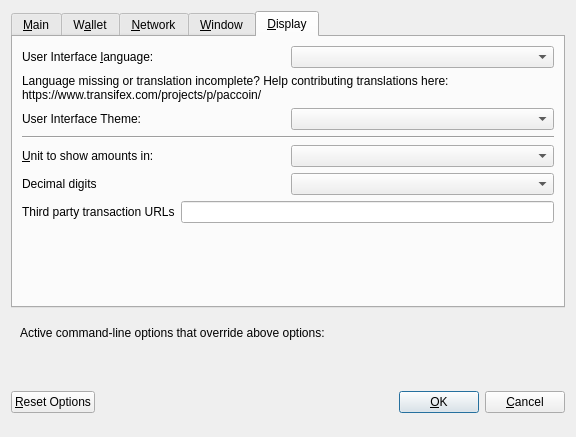
Before: the Qt Designer form src/qt/forms/optionsdialog.ui in theRealDijida/PAC, drawn with Qt 5.
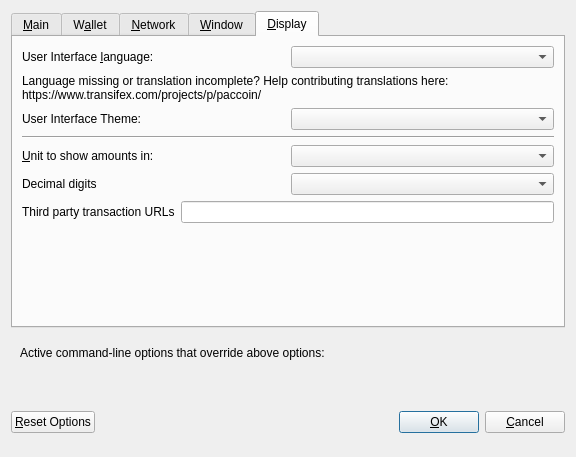
After: the same form once the commit is applied. The open tabs and pages were chosen to show the change. Custom widgets are drawn as their Qt base class.

Patch:
```diff
--- a/src/qt/forms/optionsdialog.ui
+++ b/src/qt/forms/optionsdialog.ui
@@ -7,7 +7,7 @@
     <x>0</x>
     <y>0</y>
     <width>576</width>
-    <height>402</height>
+    <height>457</height>
    </rect>
   </property>
   <property name="windowTitle">
```
Left out of the diff: 2 changed lines with no effect on the pictures.
